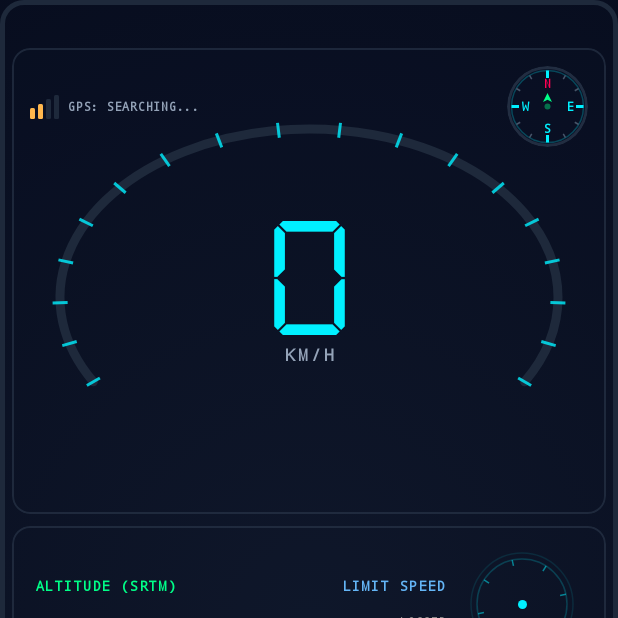
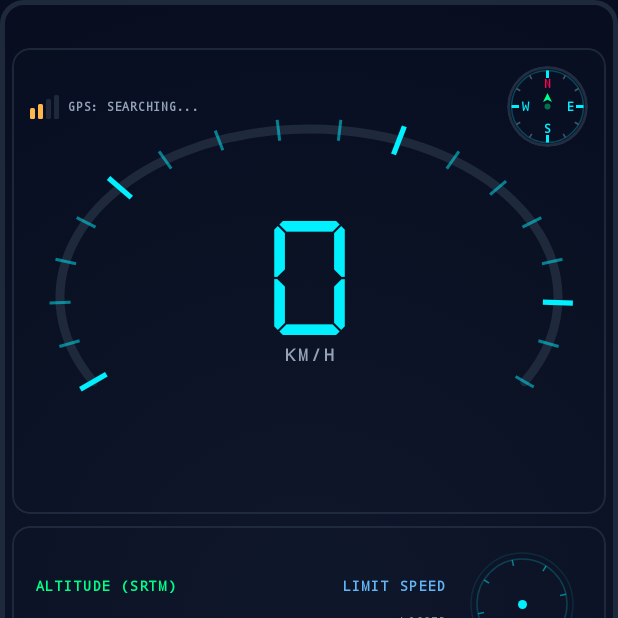
Before and after one commit to nechor/agy-hud, an Android app built with Jetpack Compose: the screen it shows after launch (MainActivity), on a phone screen of 412 x 824 dp, the top half of it. Run offline under Robolectric (Android 15) with nearby library versions, the light colour scheme and no system bars; libraries missing offline, so code that uses them is left out: com.graphhopper, com.graphhopper.config, com.graphhopper.routing, com.graphhopper.storage, com.graphhopper.util.

Commit message:
Wyrazniejsze podzialki dla 0, 50, 100, 150 km/h rysowane pod spodem

```diff
--- a/app/src/main/kotlin/com/offlinehud/app/MainActivity.kt
+++ b/app/src/main/kotlin/com/offlinehud/app/MainActivity.kt
@@ -748,32 +748,18 @@ fun SpeedometerGauge(
             val fillPercentage = (animatedSpeed / maxSpeedScale).coerceIn(0f, 1f)
             val activeSweep = fillPercentage * 240f
 
-            // Active neon gauge ellipse arc
-            drawArc(
-                brush = Brush.sweepGradient(
-                    colors = listOf(
-                        speedColor.copy(alpha = 0.3f),
-                        speedColor,
-                        speedColor
-                    ),
-                    center = center
-                ),
-                startAngle = 150f,
-                sweepAngle = activeSweep,
-                useCenter = false,
-                topLeft = topLeft,
-                size = arcSize,
-                style = Stroke(width = 10.dp.toPx(), cap = StrokeCap.Round)
-            )
-
             // Speedometer ticks aligned to the ellipse (0 to 170 km/h with 10 km/h intervals -> 18 ticks)
+            // Drawn BEFORE the active arc so they appear "underneath" it
             val tickCount = 18
             for (i in 0 until tickCount) {
                 val angleDeg = 150f + (i * (240f / (tickCount - 1)))
                 val angleRad = Math.toRadians(angleDeg.toDouble())
-                val tickLength = 10.dp.toPx()
-                val tickWidth = 2.dp.toPx()
-                val tickColor = speedColor.copy(alpha = 0.8f)
+                val speedVal = i * 10
+                val isProminent = (speedVal == 0 || speedVal == 50 || speedVal == 100 || speedVal == 150)
+
+                val tickLength = if (isProminent) 20.dp.toPx() else 14.dp.toPx()
+                val tickWidth = if (isProminent) 3.5.dp.toPx() else 2.dp.toPx()
+                val tickColor = if (isProminent) speedColor else speedColor.copy(alpha = 0.5f)
 
                 val halfLen = tickLength / 2
                 val aStart = a - halfLen
@@ -793,6 +779,24 @@ fun SpeedometerGauge(
                     strokeWidth = tickWidth
                 )
             }
+
+            // Active neon gauge ellipse arc
+            drawArc(
+                brush = Brush.sweepGradient(
+                    colors = listOf(
+                        speedColor.copy(alpha = 0.3f),
+                        speedColor,
+                        speedColor
+                    ),
+                    center = center
+                ),
+                startAngle = 150f,
+                sweepAngle = activeSweep,
+                useCenter = false,
+                topLeft = topLeft,
+                size = arcSize,
+                style = Stroke(width = 10.dp.toPx(), cap = StrokeCap.Round)
+            )
         }
 
         Column(
```
